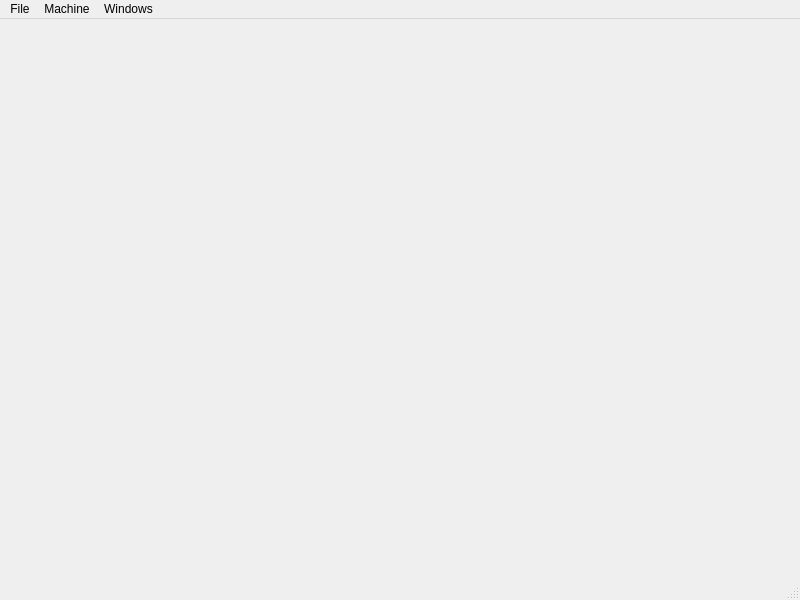
Old version of the form code/Qt_VHDL_SVG_proj/forms/mainwindow.ui in the repository LirokWid/QT_VHDL_simulator.
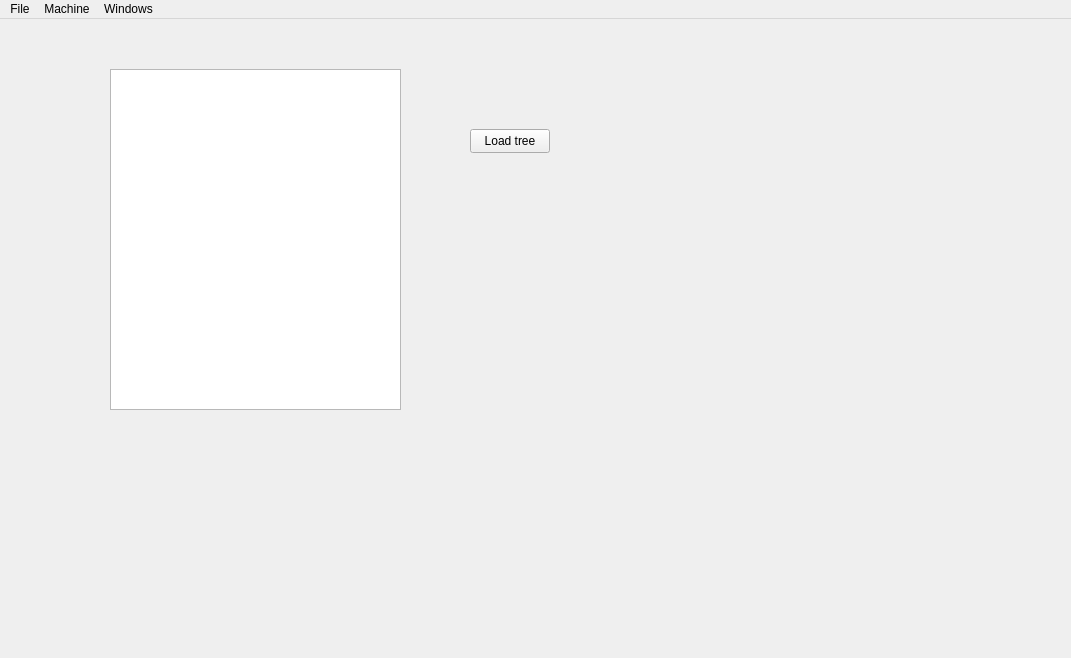
New version of the form.

```diff
--- a/code/Qt_VHDL_SVG_proj/forms/mainwindow.ui
+++ b/code/Qt_VHDL_SVG_proj/forms/mainwindow.ui
@@ -6,20 +6,50 @@
    <rect>
     <x>0</x>
     <y>0</y>
-    <width>800</width>
-    <height>600</height>
+    <width>1071</width>
+    <height>658</height>
    </rect>
   </property>
+  <property name="minimumSize">
+   <size>
+    <width>200</width>
+    <height>200</height>
+   </size>
+  </property>
   <property name="windowTitle">
    <string>MainWindow</string>
   </property>
-  <widget class="QWidget" name="centralwidget"/>
+  <widget class="QWidget" name="centralwidget">
+   <widget class="QTreeView" name="treeView">
+    <property name="geometry">
+     <rect>
+      <x>110</x>
+      <y>50</y>
+      <width>291</width>
+      <height>341</height>
+     </rect>
+    </property>
+   </widget>
+   <widget class="QPushButton" name="pushButton">
+    <property name="geometry">
+     <rect>
+      <x>470</x>
+      <y>110</y>
+      <width>80</width>
+      <height>24</height>
+     </rect>
+    </property>
+    <property name="text">
+     <string>Load tree</string>
+    </property>
+   </widget>
+  </widget>
   <widget class="QMenuBar" name="menubar">
    <property name="geometry">
     <rect>
      <x>0</x>
      <y>0</y>
-     <width>800</width>
+     <width>1071</width>
      <height>21</height>
     </rect>
    </property>
@@ -44,7 +74,6 @@
    <addaction name="menuMqchine"/>
    <addaction name="menuWindows"/>
   </widget>
-  <widget class="QStatusBar" name="statusbar"/>
   <action name="actionNew_Simulation">
    <property name="text">
     <string>New Simulation</string>
```
Left out of the diff: 12 changed lines with no effect on the pictures.
